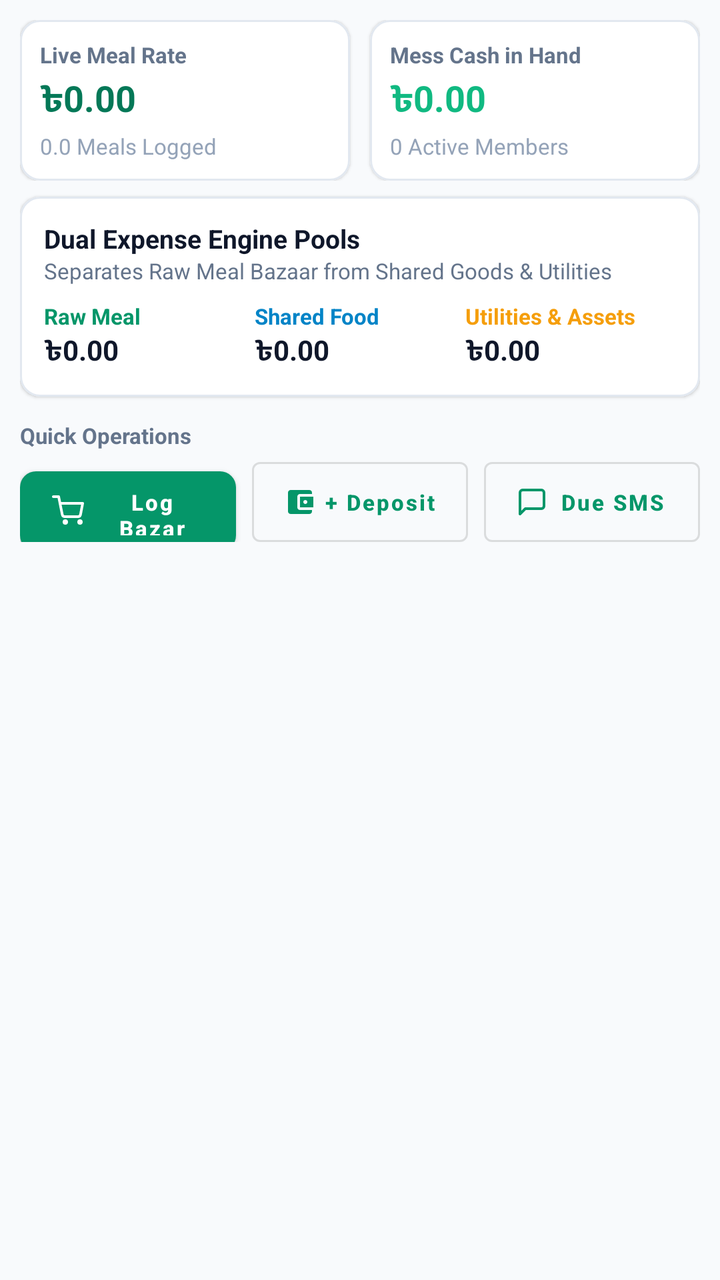
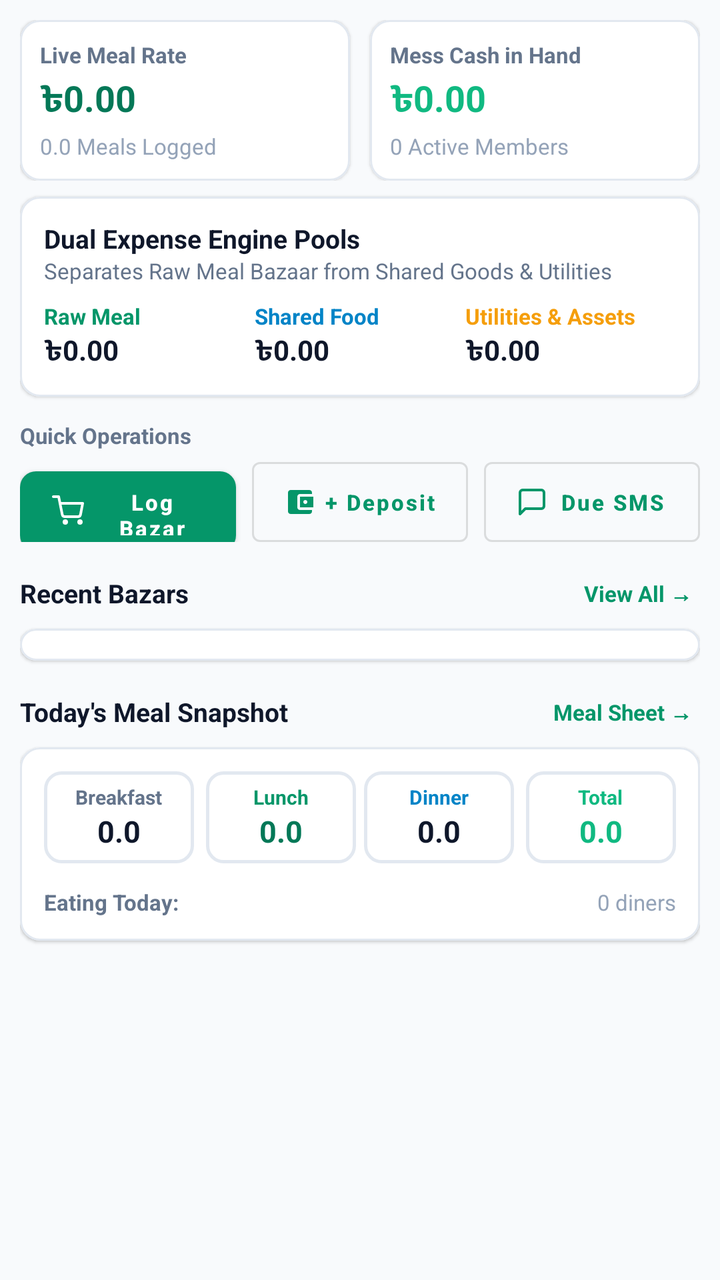

Two renders of the same Android screen: before a commit and after it. Below are the layout's source before the change and the commit's diff.
<!-- AndroidManifest.xml: application theme Theme.SmartMess -->
<!-- res/layout/fragment_dashboard_overview.xml -->
<?xml version="1.0" encoding="utf-8"?>
<androidx.core.widget.NestedScrollView 
    xmlns:android="http://schemas.android.com/apk/res/android"
    xmlns:app="http://schemas.android.com/apk/res-auto"
    android:layout_width="match_parent"
    android:layout_height="match_parent"
    android:background="@color/background"
    android:fillViewport="true">

    <LinearLayout
        android:layout_width="match_parent"
        android:layout_height="wrap_content"
        android:orientation="vertical"
        android:padding="10dp">

        
        <LinearLayout
            android:layout_width="match_parent"
            android:layout_height="wrap_content"
            android:baselineAligned="false"
            android:orientation="horizontal">

            
            <com.google.android.material.card.MaterialCardView
                android:layout_width="0dp"
                android:layout_height="wrap_content"
                android:layout_marginEnd="5dp"
                android:layout_weight="1"
                style="@style/SmartCardView">

                <LinearLayout
                    android:layout_width="match_parent"
                    android:layout_height="wrap_content"
                    android:orientation="vertical"
                    android:padding="10dp">

                    <TextView
                        android:layout_width="wrap_content"
                        android:layout_height="wrap_content"
                        android:fontFamily="sans-serif"
                        android:text="Live Meal Rate"
                        android:textColor="@color/text_secondary"
                        android:textSize="11sp"
                        android:textStyle="bold" />

                    <TextView
                        android:id="@+id/tvLiveMealRate"
                        android:layout_width="wrap_content"
                        android:layout_height="wrap_content"
                        android:layout_marginTop="2dp"
                        android:fontFamily="sans-serif-medium"
                        android:text="৳0.00"
                        android:textColor="@color/primary_dark"
                        android:textSize="18sp"
                        android:textStyle="bold" />

                    <TextView
                        android:id="@+id/tvTotalMessMeals"
                        android:layout_width="wrap_content"
                        android:layout_height="wrap_content"
                        android:layout_marginTop="2dp"
                        android:fontFamily="sans-serif"
                        android:text="0.0 Meals Logged"
                        android:textColor="@color/text_muted"
                        android:textSize="11sp" />
                </LinearLayout>
            </com.google.android.material.card.MaterialCardView>

            
            <com.google.android.material.card.MaterialCardView
                android:layout_width="0dp"
                android:layout_height="wrap_content"
                android:layout_marginStart="5dp"
                android:layout_weight="1"
                style="@style/SmartCardView">

                <LinearLayout
                    android:layout_width="match_parent"
                    android:layout_height="wrap_content"
                    android:orientation="vertical"
                    android:padding="10dp">

                    <TextView
                        android:layout_width="wrap_content"
                        android:layout_height="wrap_content"
                        android:fontFamily="sans-serif"
                        android:text="Mess Cash in Hand"
                        android:textColor="@color/text_secondary"
                        android:textSize="11sp"
                        android:textStyle="bold" />

                    <TextView
                        android:id="@+id/tvCashInHand"
                        android:layout_width="wrap_content"
                        android:layout_height="wrap_content"
                        android:layout_marginTop="2dp"
                        android:fontFamily="sans-serif-medium"
                        android:text="৳0.00"
                        android:textColor="@color/credit_green"
                        android:textSize="18sp"
                        android:textStyle="bold" />

                    <TextView
                        android:id="@+id/tvActiveMembers"
                        android:layout_width="wrap_content"
                        android:layout_height="wrap_content"
                        android:layout_marginTop="2dp"
                        android:fontFamily="sans-serif"
                        android:text="0 Active Members"
                        android:textColor="@color/text_muted"
                        android:textSize="11sp" />
                </LinearLayout>
            </com.google.android.material.card.MaterialCardView>
        </LinearLayout>

        
        <com.google.android.material.card.MaterialCardView
            android:layout_width="match_parent"
            android:layout_height="wrap_content"
            android:layout_marginTop="8dp"
            style="@style/SmartCardView">

            <LinearLayout
                android:layout_width="match_parent"
                android:layout_height="wrap_content"
                android:orientation="vertical"
                android:padding="12dp">

                <TextView
                    android:layout_width="wrap_content"
                    android:layout_height="wrap_content"
                    android:fontFamily="sans-serif-medium"
                    android:text="Dual Expense Engine Pools"
                    android:textColor="@color/text_primary"
                    android:textSize="13sp"
                    android:textStyle="bold" />

                <TextView
                    android:layout_width="wrap_content"
                    android:layout_height="wrap_content"
                    android:fontFamily="sans-serif"
                    android:text="Separates Raw Meal Bazaar from Shared Goods &amp; Utilities"
                    android:textColor="@color/text_secondary"
                    android:textSize="11sp" />

                
                <LinearLayout
                    android:layout_width="match_parent"
                    android:layout_height="wrap_content"
                    android:layout_marginTop="8dp"
                    android:orientation="horizontal">

                    <LinearLayout
                        android:layout_width="0dp"
                        android:layout_height="wrap_content"
                        android:layout_weight="1"
                        android:orientation="vertical">

                        <TextView
                            android:layout_width="wrap_content"
                            android:layout_height="wrap_content"
                            android:fontFamily="sans-serif"
                            android:text="Raw Meal"
                            android:textColor="@color/primary"
                            android:textSize="11sp"
                            android:textStyle="bold" />

                        <TextView
                            android:id="@+id/tvRawMealCost"
                            android:layout_width="wrap_content"
                            android:layout_height="wrap_content"
                            android:fontFamily="sans-serif-medium"
                            android:text="৳0.00"
                            android:textColor="@color/text_primary"
                            android:textSize="14sp"
                            android:textStyle="bold" />
                    </LinearLayout>

                    <LinearLayout
                        android:layout_width="0dp"
                        android:layout_height="wrap_content"
                        android:layout_weight="1"
                        android:orientation="vertical">

                        <TextView
                            android:layout_width="wrap_content"
                            android:layout_height="wrap_content"
                            android:fontFamily="sans-serif"
                            android:text="Shared Food"
                            android:textColor="@color/accent"
                            android:textSize="11sp"
                            android:textStyle="bold" />

                        <TextView
                            android:id="@+id/tvSharedFoodCost"
                            android:layout_width="wrap_content"
                            android:layout_height="wrap_content"
                            android:fontFamily="sans-serif-medium"
                            android:text="৳0.00"
                            android:textColor="@color/text_primary"
                            android:textSize="14sp"
                            android:textStyle="bold" />
                    </LinearLayout>

                    <LinearLayout
                        android:layout_width="0dp"
                        android:layout_height="wrap_content"
                        android:layout_weight="1"
                        android:orientation="vertical">

                        <TextView
                            android:layout_width="wrap_content"
                            android:layout_height="wrap_content"
                            android:fontFamily="sans-serif"
                            android:text="Utilities &amp; Assets"
                            android:textColor="@color/warning_amber"
                            android:textSize="11sp"
                            android:textStyle="bold" />

                        <TextView
                            android:id="@+id/tvUtilityCost"
                            android:layout_width="wrap_content"
                            android:layout_height="wrap_content"
                            android:fontFamily="sans-serif-medium"
                            android:text="৳0.00"
                            android:textColor="@color/text_primary"
                            android:textSize="14sp"
                            android:textStyle="bold" />
                    </LinearLayout>
                </LinearLayout>

            </LinearLayout>
        </com.google.android.material.card.MaterialCardView>

        
        <TextView
            android:layout_width="wrap_content"
            android:layout_height="wrap_content"
            android:layout_marginTop="12dp"
            android:layout_marginBottom="6dp"
            android:fontFamily="sans-serif"
            android:text="Quick Operations"
            android:textColor="@color/text_secondary"
            android:textSize="11sp"
            android:textStyle="bold" />

        <LinearLayout
            android:layout_width="match_parent"
            android:layout_height="wrap_content"
            android:orientation="horizontal">

            <com.google.android.material.button.MaterialButton
                android:id="@+id/btnQuickAddExpense"
                android:layout_width="0dp"
                android:layout_height="40dp"
                android:layout_marginEnd="4dp"
                android:layout_weight="1"
                android:insetTop="0dp"
                android:insetBottom="0dp"
                android:text="Log Bazar"
                android:textSize="11sp"
                app:icon="@drawable/ic_lucide_cart"
                app:iconSize="16dp"
                style="@style/SmartButton" />

            <com.google.android.material.button.MaterialButton
                android:id="@+id/btnQuickAddDeposit"
                android:layout_width="0dp"
                android:layout_height="40dp"
                android:layout_marginHorizontal="4dp"
                android:layout_weight="1"
                android:insetTop="0dp"
                android:insetBottom="0dp"
                android:text="+ Deposit"
                android:textSize="11sp"
                app:icon="@drawable/ic_deposit"
                app:iconSize="16dp"
                style="@style/Widget.MaterialComponents.Button.OutlinedButton" />

            <com.google.android.material.button.MaterialButton
                android:id="@+id/btnQuickSmsDispatch"
                android:layout_width="0dp"
                android:layout_height="40dp"
                android:layout_marginStart="4dp"
                android:layout_weight="1"
                android:insetTop="0dp"
                android:insetBottom="0dp"
                android:text="Due SMS"
                android:textSize="11sp"
                app:icon="@drawable/ic_lucide_message_square"
                app:iconSize="16dp"
                style="@style/Widget.MaterialComponents.Button.OutlinedButton" />
        </LinearLayout>

    </LinearLayout>
</androidx.core.widget.NestedScrollView>
<!-- resources referenced by this layout -->
<resources>
  <color name="accent">#0284C7</color>
  <color name="background">#F8FAFC</color>
  <color name="credit_green">#10B981</color>
  <color name="primary">#059669</color>
  <color name="primary_dark">#047857</color>
  <color name="text_muted">#94A3B8</color>
  <color name="text_primary">#0F172A</color>
  <color name="text_secondary">#64748B</color>
  <color name="warning_amber">#F59E0B</color>
  <!-- drawable ic_deposit (drawable) -->
  <vector xmlns:android="http://schemas.android.com/apk/res/android"
      android:width="24dp"
      android:height="24dp"
      android:viewportWidth="24"
      android:viewportHeight="24">
    <path
        android:fillColor="@color/primary"
        android:pathData="M21,18v1c0,1.1 -0.9,2 -2,2H5c-1.11,0 -2,-0.9 -2,-2V5c0,-1.1 0.89,-2 2,-2h14c1.1,0 2,0.9 2,2v1h-9c-1.11,0 -2,0.9 -2,2v8c0,1.1 0.89,2 2,2h9zm-9,-2h10V8H12v8zm4,-2.5c-0.83,0 -1.5,-0.67 -1.5,-1.5s0.67,-1.5 1.5,-1.5 1.5,0.67 1.5,1.5 -0.67,1.5 -1.5,1.5z"/>
  </vector>
  <!-- drawable ic_lucide_message_square (drawable) -->
  <vector xmlns:android="http://schemas.android.com/apk/res/android"
      android:width="24dp"
      android:height="24dp"
      android:viewportWidth="24"
      android:viewportHeight="24"
      android:tint="?attr/colorControlNormal">
      <path
          android:strokeColor="@android:color/white"
          android:strokeWidth="2"
          android:strokeLineCap="round"
          android:strokeLineJoin="round"
          android:pathData="M21,15a2,2 0,0 1,-2,2H7l-4,4V5a2,2 0,0 1,2,-2h14a2,2 0,0 1,2,2z" />
  </vector>
  <style name="SmartButton" parent="Widget.MaterialComponents.Button">
          <item name="android:fontFamily">sans-serif-medium</item>
          <item name="fontFamily">sans-serif-medium</item>
          <item name="cornerRadius">8dp</item>
          <item name="android:paddingTop">8dp</item>
          <item name="android:paddingBottom">8dp</item>
          <item name="android:textAllCaps">false</item>
          <item name="android:textSize">13sp</item>
          <item name="android:textStyle">bold</item>
      </style>
  <style name="SmartCardView" parent="Widget.MaterialComponents.CardView">
          <item name="cardCornerRadius">10dp</item>
          <item name="cardElevation">1dp</item>
          <item name="cardBackgroundColor">@color/surface</item>
          <item name="strokeColor">@color/border_stroke</item>
          <item name="strokeWidth">1dp</item>
      </style>
  <color name="surface">#FFFFFF</color>
  <color name="border_stroke">#E2E8F0</color>
  <color name="text_on_primary">#FFFFFF</color>
  <style name="SmartTextView" parent="android:Widget.TextView">
          <item name="android:fontFamily">sans-serif</item>
          <item name="fontFamily">sans-serif</item>
          <item name="android:textColor">@color/text_primary</item>
      </style>
  <style name="SmartEditText" parent="android:Widget.EditText">
          <item name="android:fontFamily">sans-serif</item>
          <item name="fontFamily">sans-serif</item>
          <item name="android:textColor">@color/text_primary</item>
          <item name="android:textColorHint">@color/text_muted</item>
      </style>
  <style name="SmartChip" parent="Widget.MaterialComponents.Chip.Action">
          <item name="android:fontFamily">sans-serif</item>
          <item name="fontFamily">sans-serif</item>
          <item name="chipCornerRadius">6dp</item>
          <item name="chipMinHeight">28dp</item>
          <item name="android:textSize">11sp</item>
      </style>
  <!-- unchanged entries left out for length: 2 -->
</resources>

<!-- the commit's change to res/layout/fragment_dashboard_overview.xml (unified diff, before → after) -->
@@ -292,5 +292,287 @@
                 style="@style/Widget.MaterialComponents.Button.OutlinedButton" />
         </LinearLayout>
 
+        
+        
+        
+
+        
+        <LinearLayout
+            android:layout_width="match_parent"
+            android:layout_height="wrap_content"
+            android:layout_marginTop="14dp"
+            android:gravity="center_vertical"
+            android:orientation="horizontal">
+
+            <TextView
+                android:layout_width="0dp"
+                android:layout_height="wrap_content"
+                android:layout_weight="1"
+                android:fontFamily="sans-serif-medium"
+                android:text="Recent Bazars"
+                android:textColor="@color/text_primary"
+                android:textSize="13sp"
+                android:textStyle="bold" />
+
+            <TextView
+                android:id="@+id/btnViewAllBazars"
+                android:layout_width="wrap_content"
+                android:layout_height="wrap_content"
+                android:fontFamily="sans-serif"
+                android:text="View All →"
+                android:textColor="@color/primary"
+                android:textSize="11sp"
+                android:textStyle="bold"
+                android:background="?attr/selectableItemBackground"
+                android:padding="4dp" />
+        </LinearLayout>
+
+        <com.google.android.material.card.MaterialCardView
+            android:id="@+id/cardRecentBazars"
+            android:layout_width="match_parent"
+            android:layout_height="wrap_content"
+            android:layout_marginTop="6dp"
+            style="@style/SmartCardView">
+
+            <LinearLayout
+                android:layout_width="match_parent"
+                android:layout_height="wrap_content"
+                android:orientation="vertical"
+                android:padding="8dp">
+
+                <TextView
+                    android:id="@+id/tvEmptyRecentBazars"
+                    android:layout_width="match_parent"
+                    android:layout_height="wrap_content"
+                    android:gravity="center"
+                    android:padding="16dp"
+                    android:text="No recent bazar entries recorded yet"
+                    android:textColor="@color/text_muted"
+                    android:textSize="12sp"
+                    android:visibility="gone" />
+
+                <LinearLayout
+                    android:id="@+id/layoutRecentBazarsContainer"
+                    android:layout_width="match_parent"
+                    android:layout_height="wrap_content"
+                    android:orientation="vertical" />
+
+            </LinearLayout>
+        </com.google.android.material.card.MaterialCardView>
+
+        
+        <LinearLayout
+            android:layout_width="match_parent"
+            android:layout_height="wrap_content"
+            android:layout_marginTop="14dp"
+            android:gravity="center_vertical"
+            android:orientation="horizontal">
+
+            <TextView
+                android:layout_width="0dp"
+                android:layout_height="wrap_content"
+                android:layout_weight="1"
+                android:fontFamily="sans-serif-medium"
+                android:text="Today's Meal Snapshot"
+                android:textColor="@color/text_primary"
+                android:textSize="13sp"
+                android:textStyle="bold" />
+
+            <TextView
+                android:id="@+id/btnViewMealSheet"
+                android:layout_width="wrap_content"
+                android:layout_height="wrap_content"
+                android:fontFamily="sans-serif"
+                android:text="Meal Sheet →"
+                android:textColor="@color/primary"
+                android:textSize="11sp"
+                android:textStyle="bold"
+                android:background="?attr/selectableItemBackground"
+                android:padding="4dp" />
+        </LinearLayout>
+
+        <com.google.android.material.card.MaterialCardView
+            android:id="@+id/cardTodayMeals"
+            android:layout_width="match_parent"
+            android:layout_height="wrap_content"
+            android:layout_marginTop="6dp"
+            android:layout_marginBottom="16dp"
+            style="@style/SmartCardView">
+
+            <LinearLayout
+                android:layout_width="match_parent"
+                android:layout_height="wrap_content"
+                android:orientation="vertical"
+                android:padding="12dp">
+
+                
+                <LinearLayout
+                    android:layout_width="match_parent"
+                    android:layout_height="wrap_content"
+                    android:orientation="horizontal"
+                    android:baselineAligned="false">
+
+                    
+                    <LinearLayout
+                        android:layout_width="0dp"
+                        android:layout_height="wrap_content"
+                        android:layout_weight="1"
+                        android:gravity="center"
+                        android:orientation="vertical"
+                        android:background="@drawable/bg_counter_pill"
+                        android:padding="6dp"
+                        android:layout_marginEnd="4dp">
+
+                        <TextView
+                            android:layout_width="wrap_content"
+                            android:layout_height="wrap_content"
+                            android:text="Breakfast"
+                            android:textColor="@color/text_secondary"
+                            android:textSize="10sp"
+                            android:textStyle="bold" />
+
+                        <TextView
+                            android:id="@+id/tvSnapshotBfCount"
+                            android:layout_width="wrap_content"
+                            android:layout_height="wrap_content"
+                            android:text="0.0"
+                            android:textColor="@color/text_primary"
+                            android:textSize="15sp"
+                            android:textStyle="bold" />
+                    </LinearLayout>
+
+                    
+                    <LinearLayout
+                        android:layout_width="0dp"
+                        android:layout_height="wrap_content"
+                        android:layout_weight="1"
+                        android:gravity="center"
+                        android:orientation="vertical"
+                        android:background="@drawable/bg_counter_pill"
+                        android:padding="6dp"
+                        android:layout_marginHorizontal="2dp">
+
+                        <TextView
+                            android:layout_width="wrap_content"
+                            android:layout_height="wrap_content"
+                            android:text="Lunch"
+                            android:textColor="@color/primary"
+                            android:textSize="10sp"
+                            android:textStyle="bold" />
+
+                        <TextView
+                            android:id="@+id/tvSnapshotLunchCount"
+                            android:layout_width="wrap_content"
+                            android:layout_height="wrap_content"
+                            android:text="0.0"
+                            android:textColor="@color/primary_dark"
+                            android:textSize="15sp"
+                            android:textStyle="bold" />
+                    </LinearLayout>
+
+                    
+                    <LinearLayout
+                        android:layout_width="0dp"
+                        android:layout_height="wrap_content"
+                        android:layout_weight="1"
+                        android:gravity="center"
+                        android:orientation="vertical"
+                        android:background="@drawable/bg_counter_pill"
+                        android:padding="6dp"
+                        android:layout_marginHorizontal="2dp">
+
+                        <TextView
+                            android:layout_width="wrap_content"
+                            android:layout_height="wrap_content"
+                            android:text="Dinner"
+                            android:textColor="@color/accent"
+                            android:textSize="10sp"
+                            android:textStyle="bold" />
+
+                        <TextView
+                            android:id="@+id/tvSnapshotDinnerCount"
+                            android:layout_width="wrap_content"
+                            android:layout_height="wrap_content"
+                            android:text="0.0"
+                            android:textColor="@color/text_primary"
+                            android:textSize="15sp"
+                            android:textStyle="bold" />
+                    </LinearLayout>
+
+                    
+                    <LinearLayout
+                        android:layout_width="0dp"
+                        android:layout_height="wrap_content"
+                        android:layout_weight="1"
+                        android:gravity="center"
+                        android:orientation="vertical"
+                        android:background="@drawable/bg_counter_pill"
+                        android:padding="6dp"
+                        android:layout_marginStart="4dp">
+
+                        <TextView
+                            android:layout_width="wrap_content"
+                            android:layout_height="wrap_content"
+                            android:text="Total"
+                            android:textColor="@color/credit_green"
+                            android:textSize="10sp"
+                            android:textStyle="bold" />
+
+                        <TextView
+                            android:id="@+id/tvSnapshotTotalMeals"
+                            android:layout_width="wrap_content"
+                            android:layout_height="wrap_content"
+                            android:text="0.0"
+                            android:textColor="@color/credit_green"
+                            android:textSize="15sp"
+                            android:textStyle="bold" />
+                    </LinearLayout>
+                </LinearLayout>
+
+                
+                <LinearLayout
+                    android:layout_width="match_parent"
+                    android:layout_height="wrap_content"
+                    android:layout_marginTop="12dp"
+                    android:gravity="center_vertical"
+                    android:orientation="horizontal">
+
+                    <TextView
+                        android:layout_width="wrap_content"
+                        android:layout_height="wrap_content"
+                        android:text="Eating Today:"
+                        android:textColor="@color/text_secondary"
+                        android:textSize="11sp"
+                        android:textStyle="bold" />
+
+                    
+                    <HorizontalScrollView
+                        android:layout_width="0dp"
+                        android:layout_height="wrap_content"
+                        android:layout_weight="1"
+                        android:layout_marginStart="8dp"
+                        android:scrollbars="none">
+
+                        <LinearLayout
+                            android:id="@+id/layoutAvatarStack"
+                            android:layout_width="wrap_content"
+                            android:layout_height="wrap_content"
+                            android:gravity="center_vertical"
+                            android:orientation="horizontal" />
+                    </HorizontalScrollView>
+
+                    <TextView
+                        android:id="@+id/tvDinerCountSummary"
+                        android:layout_width="wrap_content"
+                        android:layout_height="wrap_content"
+                        android:layout_marginStart="6dp"
+                        android:text="0 diners"
+                        android:textColor="@color/text_muted"
+                        android:textSize="11sp" />
+                </LinearLayout>
+
+            </LinearLayout>
+        </com.google.android.material.card.MaterialCardView>
+
     </LinearLayout>
 </androidx.core.widget.NestedScrollView>
<!-- resource entries referenced after the edit -->
@@ -9,6 +9,16 @@
   <color name="text_primary">#0F172A</color>
   <color name="text_secondary">#64748B</color>
   <color name="warning_amber">#F59E0B</color>
+  <!-- drawable bg_counter_pill (drawable) -->
+  <?xml version="1.0" encoding="utf-8"?>
+  <shape xmlns:android="http://schemas.android.com/apk/res/android"
+      android:shape="rectangle">
+      <solid android:color="@color/surface" />
+      <stroke
+          android:width="1.5dp"
+          android:color="@color/border_stroke" />
+      <corners android:radius="8dp" />
+  </shape>
   <!-- drawable ic_deposit (drawable) -->
   <vector xmlns:android="http://schemas.android.com/apk/res/android"
       android:width="24dp"
